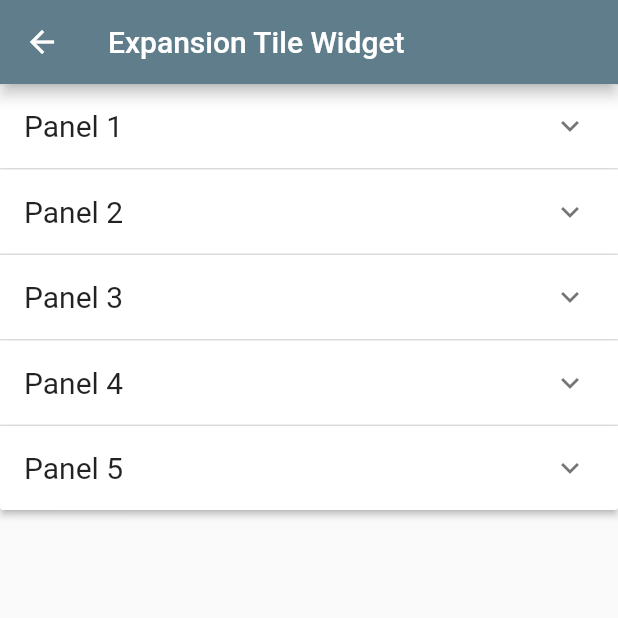
After one commit to gulsenkeskin/custom_widgets, a Flutter app: the MultipleExpansionPanelPage screen opened by its route, on a phone screen of 412 x 824 dp, the top half of it. The commit adds this screen. Run offline on Flutter 3.47's test engine with Material 2 defaults, Android fonts, the phone set to English and light mode, and no system bars.

Commit message:
added multiple expansion panel

```diff
--- a/lib/constants/constants.dart
+++ b/lib/constants/constants.dart
@@ -1,5 +1,15 @@
+import 'package:custom_widgets/models/item.dart';
+
 class Constants{
   static const loremIpsum="Lorem Ipsum is simply dummy text of the printing and typesetting industry. Lorem Ipsum has been the industry's standard dummy text ever since the 1500s, when an unknown printer took a galley of type and scrambled it to make a type specimen book. It has survived not only five centuries, but also the leap into electronic typesetting, remaining essentially unchanged. It was popularised in the 1960s with the release of Letraset sheets containing Lorem Ipsum passages, and more recently with desktop publishing software like Aldus PageMaker including versions of Lorem Ipsum.";
 
 
 }
+
+final List<Item> itemList = [
+  Item(header: 'Panel 1', body: Constants.loremIpsum),
+  Item(header: 'Panel 2', body: Constants.loremIpsum),
+  Item(header: 'Panel 3', body: Constants.loremIpsum),
+  Item(header: 'Panel 4', body: Constants.loremIpsum),
+  Item(header: 'Panel 5', body: Constants.loremIpsum),
+];
--- a/lib/models/item.dart
+++ b/lib/models/item.dart
@@ -1,6 +1,7 @@
 class Item {
   final String header;
   final String body;
+  bool? isExpanded;
 
-  Item({required this.header,required this.body}) {}
+  Item({required this.header,required this.body, this.isExpanded}) {}
 }
--- a/lib/routes/pagekeys.dart
+++ b/lib/routes/pagekeys.dart
@@ -7,5 +7,6 @@ static const popupDialog = 'popupDialog';
 static const dropdownMenu = 'dropdownMenu';
 static const pageView = 'pageView';
 static const expansionPanel = 'expansionPanel';
+static const multipleExpansionPanel = 'multipleExpansionPanel';
 
 }
--- a/lib/routes/route_list.dart
+++ b/lib/routes/route_list.dart
@@ -8,5 +8,6 @@ List<Map<String, String>> routeList = [
   {"name": "Popup Dialog", "route": PageKeys.popupDialog},
   {"name": "Dropdown Menu", "route": PageKeys.dropdownMenu},
   {"name": "Page View", "route": PageKeys.pageView},
-  {"name": "Expansion Panel", "route": PageKeys.expansionPanel}
+  {"name": "Expansion Panel", "route": PageKeys.expansionPanel},
+  {"name": "Multiple Expansion Panel", "route": PageKeys.multipleExpansionPanel}
 ];
--- a/lib/routes/routes.dart
+++ b/lib/routes/routes.dart
@@ -6,6 +6,7 @@ import 'package:custom_widgets/src/pages/dropdown_menu.dart';
 import 'package:custom_widgets/src/pages/expansion_panel.dart';
 import 'package:custom_widgets/src/pages/expansion_tile.dart';
 import 'package:custom_widgets/src/pages/home.dart';
+import 'package:custom_widgets/src/pages/multiple_expansion_panel.dart';
 import 'package:custom_widgets/src/pages/page_view.dart';
 import 'package:custom_widgets/src/pages/popup_dialog.dart';
 import 'package:flutter/src/widgets/framework.dart';
@@ -19,4 +20,6 @@ Map<String, Widget Function(dynamic context)> routes = {
   PageKeys.dropdownMenu: (context) => const DropdownMenuPage(),
   PageKeys.pageView: (context) => const PageViewPage(),
   PageKeys.expansionPanel: (context) => const ExpansionPanelPage(),
+  PageKeys.multipleExpansionPanel:(context)=> const MultipleExpansionPanelPage(),
+
 };
--- a/lib/src/pages/expansion_panel.dart
+++ b/lib/src/pages/expansion_panel.dart
@@ -10,13 +10,7 @@ class ExpansionPanelPage extends StatefulWidget {
 }
 
 class _ExpansionPanelPageState extends State<ExpansionPanelPage> {
-  final List<Item> items = [
-    Item(header: 'Panel 1', body: Constants.loremIpsum),
-    Item(header: 'Panel 2', body: Constants.loremIpsum),
-    Item(header: 'Panel 3', body: Constants.loremIpsum),
-    Item(header: 'Panel 4', body: Constants.loremIpsum),
-    Item(header: 'Panel 5', body: Constants.loremIpsum),
-  ];
+
   @override
   Widget build(BuildContext context) => Scaffold(
         appBar: AppBar(
@@ -24,7 +18,7 @@ class _ExpansionPanelPageState extends State<ExpansionPanelPage> {
         ),
         body: SingleChildScrollView(
           child: ExpansionPanelList.radio(
-            children: items
+            children: itemList
                 .map((item) => ExpansionPanelRadio(
                     //header'a tıklayınca da panelin açılıp kapanabilmesi için
                     canTapOnHeader: true,
--- /dev/null
+++ b/lib/src/pages/multiple_expansion_panel.dart
@@ -0,0 +1,40 @@
+import 'package:custom_widgets/constants/constants.dart';
+import 'package:custom_widgets/models/item.dart';
+import 'package:flutter/material.dart';
+
+class MultipleExpansionPanelPage extends StatefulWidget {
+  const MultipleExpansionPanelPage({Key? key}) : super(key: key);
+
+  @override
+  State<MultipleExpansionPanelPage> createState() => _MultipleExpansionPanelPageState();
+}
+
+class _MultipleExpansionPanelPageState extends State<MultipleExpansionPanelPage> {
+
+  @override
+  Widget build(BuildContext context) => Scaffold(
+    appBar: AppBar(
+      title: const Text("Expansion Tile Widget"),
+    ),
+    body: SingleChildScrollView(
+      child: ExpansionPanelList.radio(
+        children: itemList
+            .map((item) => ExpansionPanelRadio(
+          //header'a tıklayınca da panelin açılıp kapanabilmesi için
+            canTapOnHeader: true,
+            headerBuilder: (context, isExpanded) => ListTile(
+              title: Text(
+                item.header,
+                style: const TextStyle(fontSize: 20),
+              ),
+            ),
+            body: ListTile(
+              title: Text(item.body, style: TextStyle(fontSize: 12)),
+            ),
+            value: item.header //todo: UNIQUE OLMALI!
+        ))
+            .toList(),
+      ),
+    ),
+  );
+}
```
